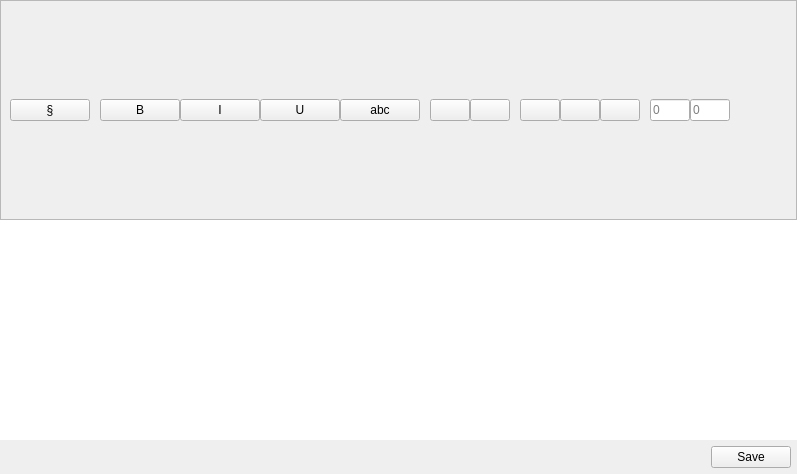
Qt form labnote/ui/qt_ui/widget/texteditor.ui (drs/LabNote) before a commit.
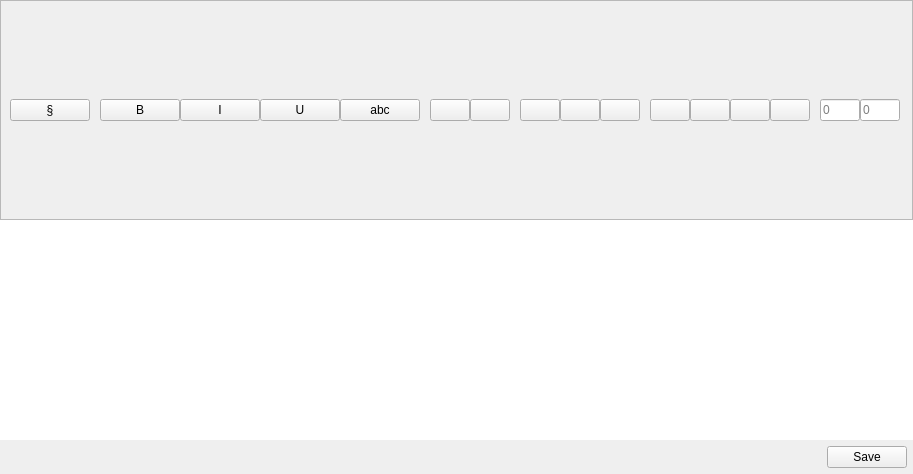
The same form after that commit.

```diff
--- a/labnote/ui/qt_ui/widget/texteditor.ui
+++ b/labnote/ui/qt_ui/widget/texteditor.ui
@@ -235,6 +235,74 @@
         </property>
        </widget>
       </item>
+      <item>
+       <widget class="QPushButton" name="btn_left">
+        <property name="toolTip">
+         <string>Align Left</string>
+        </property>
+        <property name="text">
+         <string/>
+        </property>
+        <property name="checkable">
+         <bool>true</bool>
+        </property>
+       </widget>
+      </item>
+      <item>
+       <widget class="QPushButton" name="btn_center">
+        <property name="toolTip">
+         <string>Align Center</string>
+        </property>
+        <property name="text">
+         <string/>
+        </property>
+        <property name="checkable">
+         <bool>true</bool>
+        </property>
+       </widget>
+      </item>
+      <item>
+       <widget class="QPushButton" name="btn_right">
+        <property name="toolTip">
+         <string>Align Right</string>
+        </property>
+        <property name="text">
+         <string/>
+        </property>
+        <property name="checkable">
+         <bool>true</bool>
+        </property>
+       </widget>
+      </item>
+      <item>
+       <widget class="QPushButton" name="btn_justify">
+        <property name="toolTip">
+         <string>Align Justify</string>
+        </property>
+        <property name="text">
+         <string/>
+        </property>
+        <property name="checkable">
+         <bool>true</bool>
+        </property>
+       </widget>
+      </item>
+      <item>
+       <widget class="QWidget" name="widget_6" native="true">
+        <property name="minimumSize">
+         <size>
+          <width>10</width>
+          <height>0</height>
+         </size>
+        </property>
+        <property name="maximumSize">
+         <size>
+          <width>10</width>
+          <height>16777215</height>
+         </size>
+        </property>
+       </widget>
+      </item>
       <item>
        <widget class="QLineEdit" name="txt_width">
         <property name="minimumSize">
```
